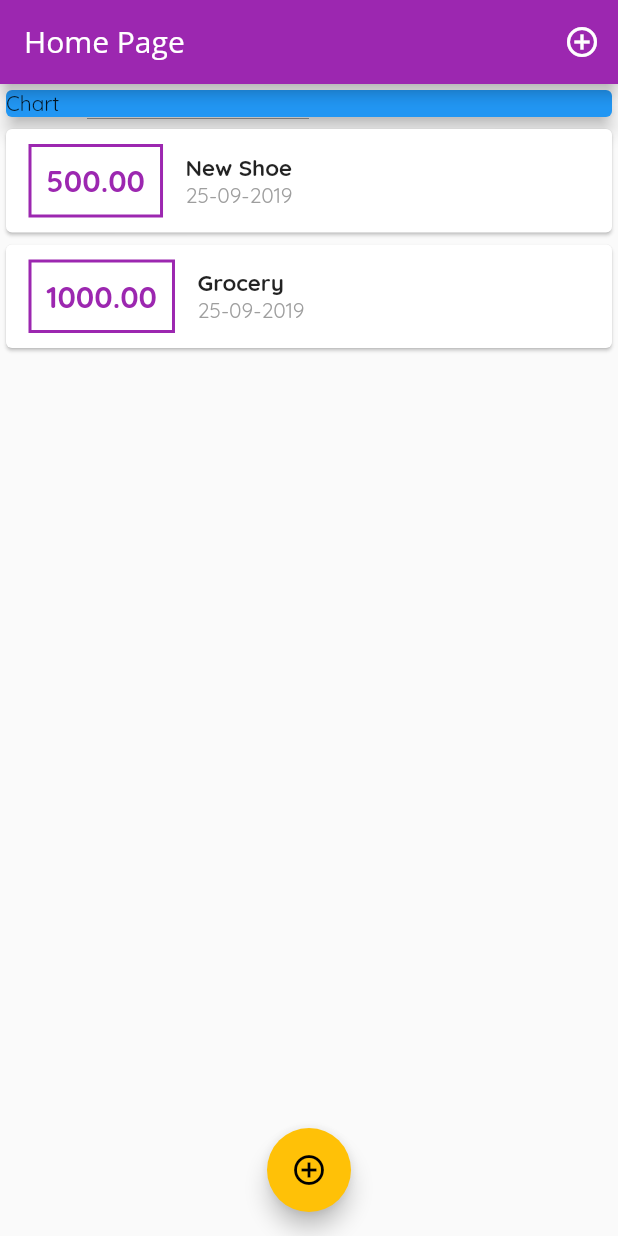
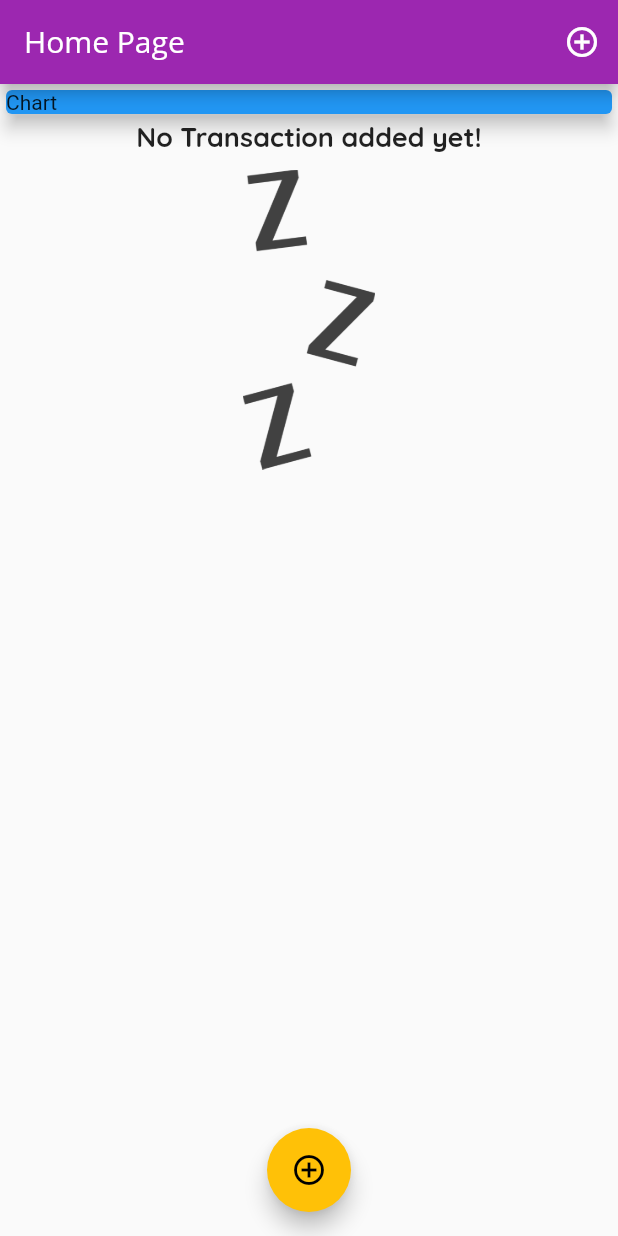
Before and after one commit to Rakesh8878/expense_manager, a Flutter app: the screen it shows after launch, on a phone screen of 412 x 824 dp. Run offline on Flutter 3.47's test engine with Material 2 defaults, Android fonts, the phone set to English and light mode, and no system bars.

Commit message:
Asset image added
Asset image added

```diff
--- a/lib/main.dart
+++ b/lib/main.dart
@@ -12,6 +12,11 @@ class MyApp extends StatelessWidget {
         primarySwatch: Colors.purple,
         accentColor: Colors.amber,
         fontFamily: 'Quicksand',
+        textTheme: ThemeData.light().textTheme.copyWith(title: TextStyle(
+          fontFamily: 'Quicksand',
+          fontWeight: FontWeight.bold,
+          fontSize: 18,
+        )),
         appBarTheme: AppBarTheme(
           textTheme: ThemeData.light().textTheme.copyWith(title: TextStyle(
             fontFamily: 'OpenSans',
--- a/lib/pages/home_page.dart
+++ b/lib/pages/home_page.dart
@@ -12,8 +12,8 @@ class HomePage extends StatefulWidget {
 class _HomePageState extends State<HomePage> {
 
   final List<Transaction> _userTranscations = [
-    Transaction(id: 't1', title: 'New Shoe', amount: 500, date: DateTime.now()),
-    Transaction(id: 't2', title: 'Grocery', amount: 1000, date: DateTime.now())
+    // Transaction(id: 't1', title: 'New Shoe', amount: 500, date: DateTime.now()),
+    // Transaction(id: 't2', title: 'Grocery', amount: 1000, date: DateTime.now())
   ];
 
   void _addnewTranscation(String tilte, double amount){
--- a/lib/widgets/transaction_list.dart
+++ b/lib/widgets/transaction_list.dart
@@ -12,7 +12,16 @@ class TransactionList extends StatelessWidget {
   Widget build(BuildContext context) {
     return Container(
       height: 300,
-          child: ListView.builder(
+          child: transcations.isEmpty ? Column(
+            children: <Widget>[
+              Text("No Transaction added yet!", style: Theme.of(context).textTheme.title),
+              SizedBox(height: 10,),
+              Container(
+                height: 200,
+                child: Image.asset('assets/images/waiting.png', fit: BoxFit.cover,),
+              ),
+            ],
+          ) : ListView.builder(
             itemBuilder: (BuildContext context, int index){
               return Card(
                   child: Row(
--- a/pubspec.yaml
+++ b/pubspec.yaml
@@ -43,9 +43,8 @@ flutter:
   uses-material-design: true
 
   # To add assets to your application, add an assets section, like this:
-  # assets:
-  #  - images/a_dot_burr.jpeg
-  #  - images/a_dot_ham.jpeg
+  assets:
+   - assets/images/waiting.png
 
   # An image asset can refer to one or more resolution-specific "variants", see
   # https://flutter.dev/assets-and-images/#resolution-aware.
```
Also changed, not shown: lib/widgets/chart.dart (added, +12 -0 lines), assets/images/waiting.png (added).
